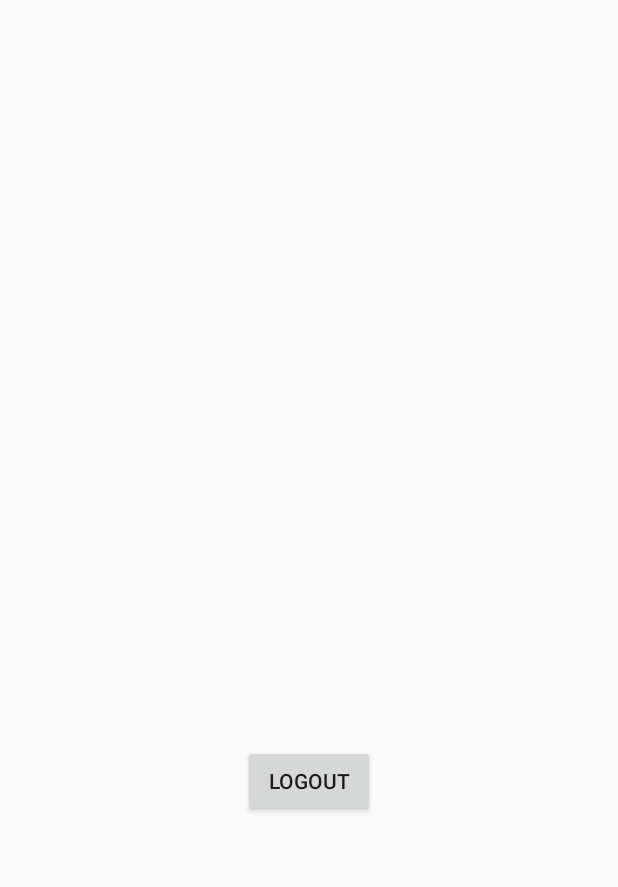
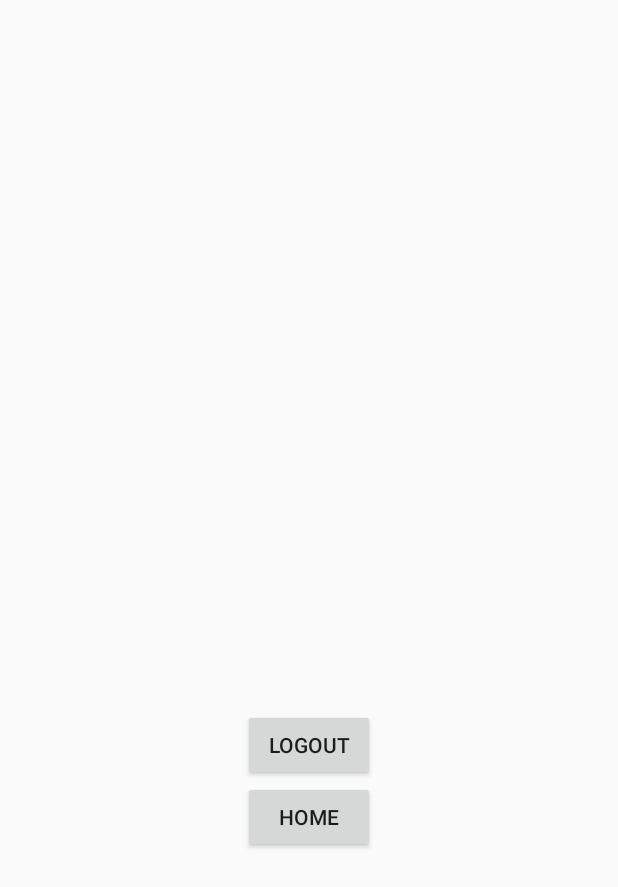
Before and after one commit to esprit-mini-projet/CookMania-Android, an Android app: the layout activity_profile.xml on its own in the app's theme, with its tools: preview values and no code run, on a phone screen of 412 x 824 dp. Shown: the top 887 px of the screen. Run offline under Robolectric (Android 15) with nearby library versions, the phone set to English and light mode, and no system bars; network calls fail.

Commit message:
continued merging added home button in profile activity

```diff
--- a/app/src/main/AndroidManifest.xml
+++ b/app/src/main/AndroidManifest.xml
@@ -14,13 +14,14 @@
         android:supportsRtl="true"
         android:theme="@style/AppTheme"
         android:usesCleartextTraffic="true">
-        <activity android:name=".controllers.activities.MainActivity"></activity>
-        <activity android:name=".controllers.activities.MainScreenActivity">
+        <activity android:name=".controllers.activities.MainActivity">
             <intent-filter>
                 <action android:name="android.intent.action.MAIN" />
 
                 <category android:name="android.intent.category.LAUNCHER" />
             </intent-filter>
+        </activity>
+        <activity android:name=".controllers.activities.MainScreenActivity">
         </activity>
         <activity
             android:name="com.facebook.FacebookActivity"
--- a/app/src/main/java/tn/duoes/esprit/cookmania/controllers/fragments/MainLoginFragment.java
+++ b/app/src/main/java/tn/duoes/esprit/cookmania/controllers/fragments/MainLoginFragment.java
@@ -37,6 +37,7 @@ import org.json.JSONObject;
 
 import java.util.Arrays;
 
+import tn.duoes.esprit.cookmania.controllers.activities.MainScreenActivity;
 import tn.duoes.esprit.cookmania.controllers.activities.ProfileActivity;
 import tn.duoes.esprit.cookmania.R;
 import tn.duoes.esprit.cookmania.models.User;
--- a/app/src/main/java/tn/duoes/esprit/cookmania/utils/Constants.java
+++ b/app/src/main/java/tn/duoes/esprit/cookmania/utils/Constants.java
@@ -1,7 +1,7 @@
 package tn.duoes.esprit.cookmania.utils;
 
 public final class Constants {
-    public static final String SERVER_URL = "http://192.168.43.203:3000";
+    public static final String SERVER_URL = "http://192.168.43.254:3000";
     public static final String UPLOAD_FOLDER_URL = SERVER_URL+"/public/images";
     public static final String RECIPES_ROUTE = SERVER_URL+"/recipes";
 }
--- a/app/src/main/res/layout/activity_profile.xml
+++ b/app/src/main/res/layout/activity_profile.xml
@@ -34,4 +34,10 @@
         android:layout_height="wrap_content"
         android:text="logout"/>
 
+    <Button
+        android:id="@+id/home_button"
+        android:layout_width="wrap_content"
+        android:layout_height="wrap_content"
+        android:text="Home"/>
+
 </LinearLayout>
```
Also changed, not shown: app/src/main/java/tn/duoes/esprit/cookmania/controllers/activities/ProfileActivity.java (+7 -0 lines).
